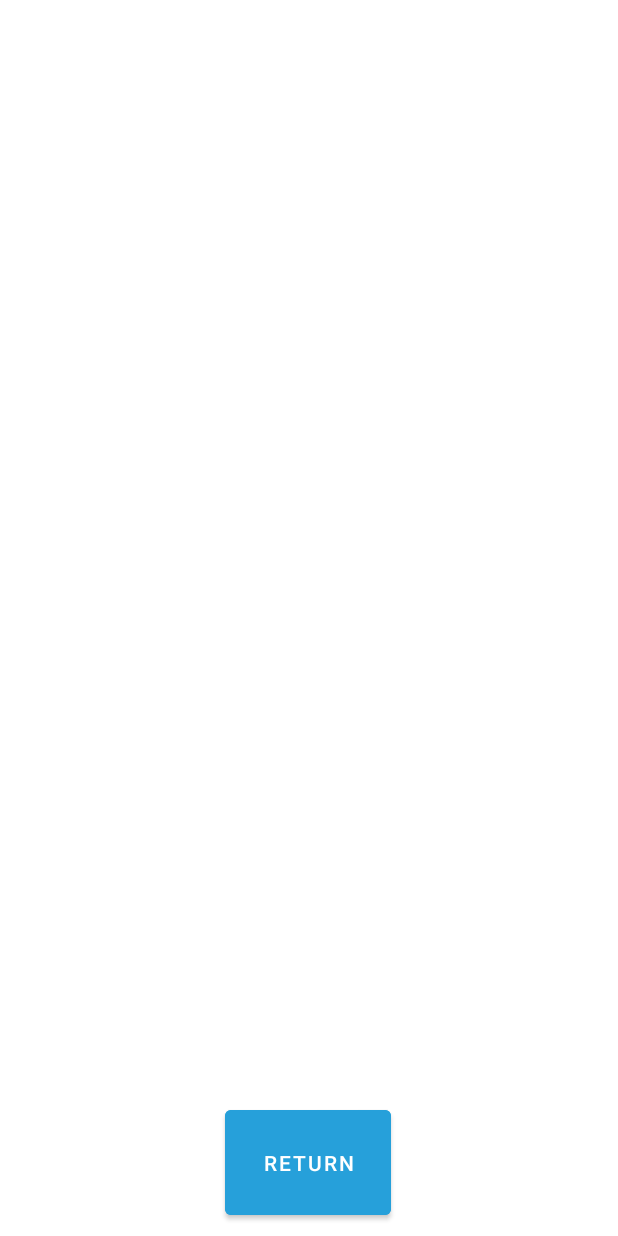
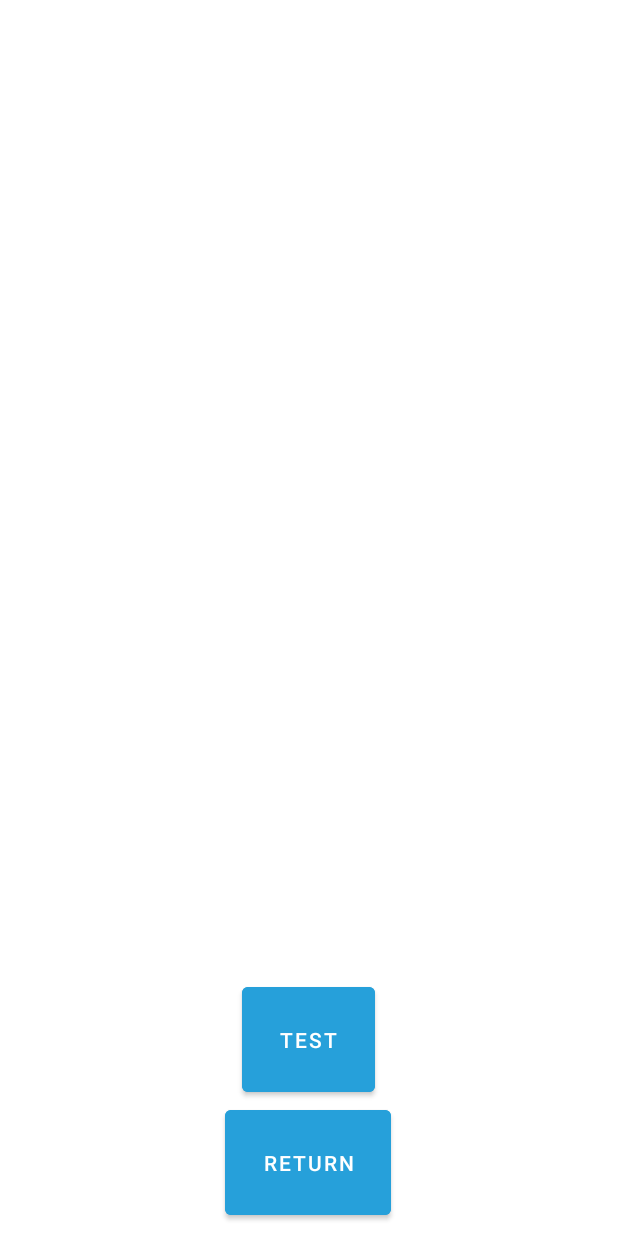
Before and after one commit to lunel288/ImageLingo2, an Android app: the layout activity_translation.xml on its own in the app's theme, with its tools: preview values and no code run, on a phone screen of 412 x 824 dp. Run offline under Robolectric (Android 15) with nearby library versions, the phone set to English and light mode, and no system bars.

```diff
--- a/app/build.gradle
+++ b/app/build.gradle
@@ -55,4 +55,10 @@ dependencies {
 
     // Kotlin components
     implementation "org.jetbrains.kotlin:kotlin-stdlib-jdk7:1.7.10"
+
+    // Lifecycle components
+    implementation "androidx.lifecycle:lifecycle-extensions:2.2.0"
+    implementation "androidx.lifecycle:lifecycle-common-java8:2.5.1"
+    implementation "androidx.lifecycle:lifecycle-viewmodel-ktx:2.5.1"
+
 }
--- a/app/src/main/java/com/example/imagelingo/CaptureActivity.kt
+++ b/app/src/main/java/com/example/imagelingo/CaptureActivity.kt
@@ -85,6 +85,7 @@ class CaptureActivity : AppCompatActivity(), View.OnClickListener {
                 objectInPic = objectInPic.capitalize(loc)
 
                 nextPage.putExtra("captured_image", objectInPic )
+                nextPage.putExtra("target_language", "Maori" )
                 startActivity(nextPage)
             }
             }
--- a/app/src/main/java/com/example/imagelingo/data/MyObjectsDatabase.kt
+++ b/app/src/main/java/com/example/imagelingo/data/MyObjectsDatabase.kt
@@ -5,7 +5,7 @@ import androidx.room.Database
 import androidx.room.Room
 import androidx.room.RoomDatabase
 
-@Database(entities = [MyObjects::class], version = 1, exportSchema = false)
+@Database(entities = [MyObjects::class], version = 1, exportSchema = true)
 abstract class MyObjectsDatabase: RoomDatabase() {
 
     abstract fun myObjectsDao(): MyObjectsDao
@@ -24,7 +24,7 @@ abstract class MyObjectsDatabase: RoomDatabase() {
                     context.applicationContext,
                     MyObjectsDatabase::class.java,
                     "MyObjects_table"
-                ).build()
+                ).createFromAsset("database/MyObjects_table.db").build()
                 INSTANCE = instance
                 return instance
             }
--- a/app/src/main/res/layout/activity_translation.xml
+++ b/app/src/main/res/layout/activity_translation.xml
@@ -6,10 +6,23 @@
     android:layout_height="match_parent"
     tools:context=".TranslationActivity">
 
+    <Button
+        android:id="@+id/btnReturn2"
+        android:layout_width="wrap_content"
+        android:layout_height="wrap_content"
+        android:backgroundTint="#26a0da"
+        android:padding="25dp"
+        android:paddingBottom="0dp"
+        android:text="test"
+        app:layout_constraintBottom_toTopOf="@+id/btnReturn"
+        app:layout_constraintEnd_toEndOf="parent"
+        app:layout_constraintHorizontal_bias="0.498"
+        app:layout_constraintStart_toStartOf="parent" />
+
     <TextView
         android:id="@+id/txtUntranslated"
         android:layout_width="wrap_content"
-        android:layout_height="50dp"
+        android:layout_height="wrap_content"
         android:layout_marginTop="16dp"
         android:text=""
         android:textSize="24sp"
@@ -21,12 +34,30 @@
     <TextView
         android:id="@+id/txtTranslated"
         android:layout_width="wrap_content"
-        android:layout_height="50dp"
+        android:layout_height="wrap_content"
         android:layout_marginTop="16dp"
         android:textSize="24sp"
         app:layout_constraintEnd_toEndOf="parent"
         app:layout_constraintStart_toStartOf="parent"
         app:layout_constraintTop_toBottomOf="@+id/txtUntranslated" />
+
+    <TextView
+        android:id="@+id/txtUntranslatedSentence"
+        android:layout_width="wrap_content"
+        android:layout_height="wrap_content"
+        android:textSize="24sp"
+        app:layout_constraintEnd_toEndOf="parent"
+        app:layout_constraintStart_toStartOf="parent"
+        app:layout_constraintTop_toBottomOf="@+id/txtTranslated" />
+
+    <TextView
+        android:id="@+id/txtTranslatedSentence"
+        android:layout_width="wrap_content"
+        android:layout_height="wrap_content"
+        android:textSize="24sp"
+        app:layout_constraintEnd_toEndOf="parent"
+        app:layout_constraintStart_toStartOf="parent"
+        app:layout_constraintTop_toBottomOf="@+id/txtUntranslatedSentence" />
 
     <Button
         android:id="@+id/btnReturn"
```
Also changed, not shown: app/src/main/java/com/example/imagelingo/TranslationActivity.kt (+29 -13 lines), app/src/main/java/com/example/imagelingo/data/MyObjectsDao.kt (+14 -0 lines), app/src/main/java/com/example/imagelingo/data/MyObjectsRepository.kt (added, +19 -0 lines), app/src/main/java/com/example/imagelingo/data/MyObjectsViewModel.kt (added, +50 -0 lines), app/src/main/assets/database/MyObjects_table.db (added).
